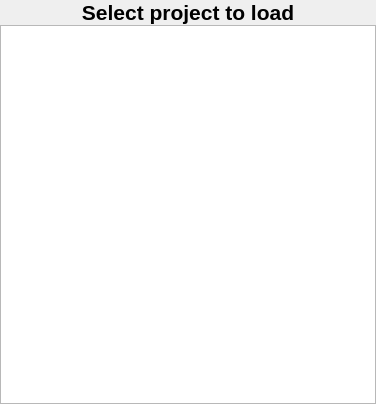
Above: ui_listmodules.ui from NathanW2/qmap before the change. Below: the same form after it.
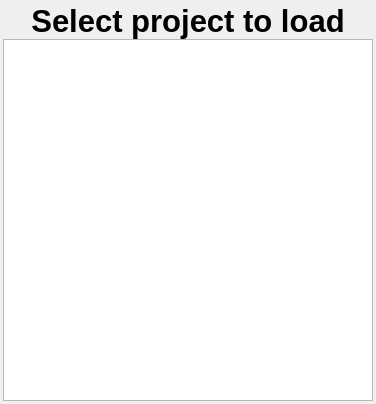
That is the form after the change.

Commit message: Show dialog to select project

```diff
--- a/ui_listmodules.ui
+++ b/ui_listmodules.ui
@@ -21,7 +21,7 @@
   </property>
   <layout class="QGridLayout" name="gridLayout">
    <property name="margin">
-    <number>0</number>
+    <number>3</number>
    </property>
    <property name="spacing">
     <number>0</number>
@@ -31,6 +31,18 @@
      <property name="styleSheet">
       <string notr="true">font: 14pt &quot;MS Shell Dlg 2&quot;;</string>
      </property>
+     <property name="frameShape">
+      <enum>QFrame::StyledPanel</enum>
+     </property>
+     <property name="frameShadow">
+      <enum>QFrame::Raised</enum>
+     </property>
+     <property name="editTriggers">
+      <set>QAbstractItemView::NoEditTriggers</set>
+     </property>
+     <property name="isWrapping" stdset="0">
+      <bool>false</bool>
+     </property>
      <property name="layoutMode">
       <enum>QListView::SinglePass</enum>
      </property>
@@ -41,12 +53,17 @@
    </item>
    <item row="0" column="0">
     <widget class="QLabel" name="label">
+     <property name="font">
+      <font>
+       <family>Tahoma</family>
+       <pointsize>23</pointsize>
+       <weight>75</weight>
+       <bold>true</bold>
+       <underline>false</underline>
+      </font>
+     </property>
      <property name="text">
-      <string>&lt;!DOCTYPE HTML PUBLIC &quot;-//W3C//DTD HTML 4.0//EN&quot; &quot;http://www.w3.org/TR/REC-html40/strict.dtd&quot;&gt;
-&lt;html&gt;&lt;head&gt;&lt;meta name=&quot;qrichtext&quot; content=&quot;1&quot; /&gt;&lt;style type=&quot;text/css&quot;&gt;
-p, li { white-space: pre-wrap; }
-&lt;/style&gt;&lt;/head&gt;&lt;body style=&quot; font-family:'MS Shell Dlg 2'; font-size:8.25pt; font-weight:400; font-style:normal;&quot;&gt;
-&lt;p style=&quot; margin-top:0px; margin-bottom:0px; margin-left:0px; margin-right:0px; -qt-block-indent:0; text-indent:0px;&quot;&gt;&lt;span style=&quot; font-size:16pt; font-weight:600;&quot;&gt;Select project to load&lt;/span&gt;&lt;/p&gt;&lt;/body&gt;&lt;/html&gt;</string>
+      <string>Select project to load</string>
      </property>
      <property name="scaledContents">
       <bool>true</bool>
```
The commit also changes 7 other files.
